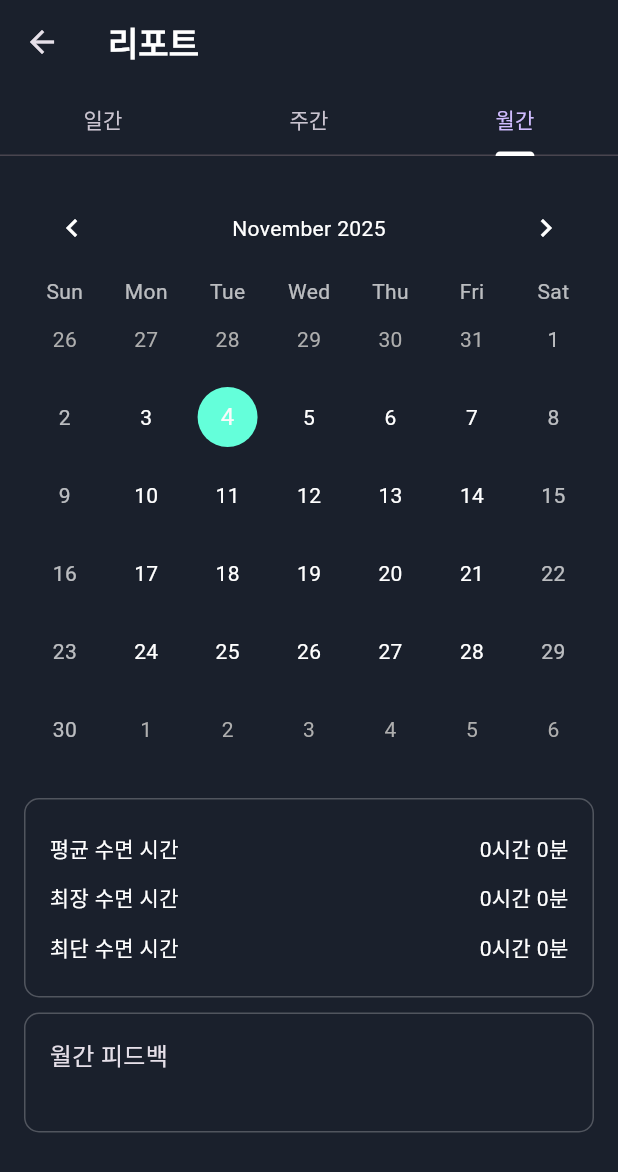
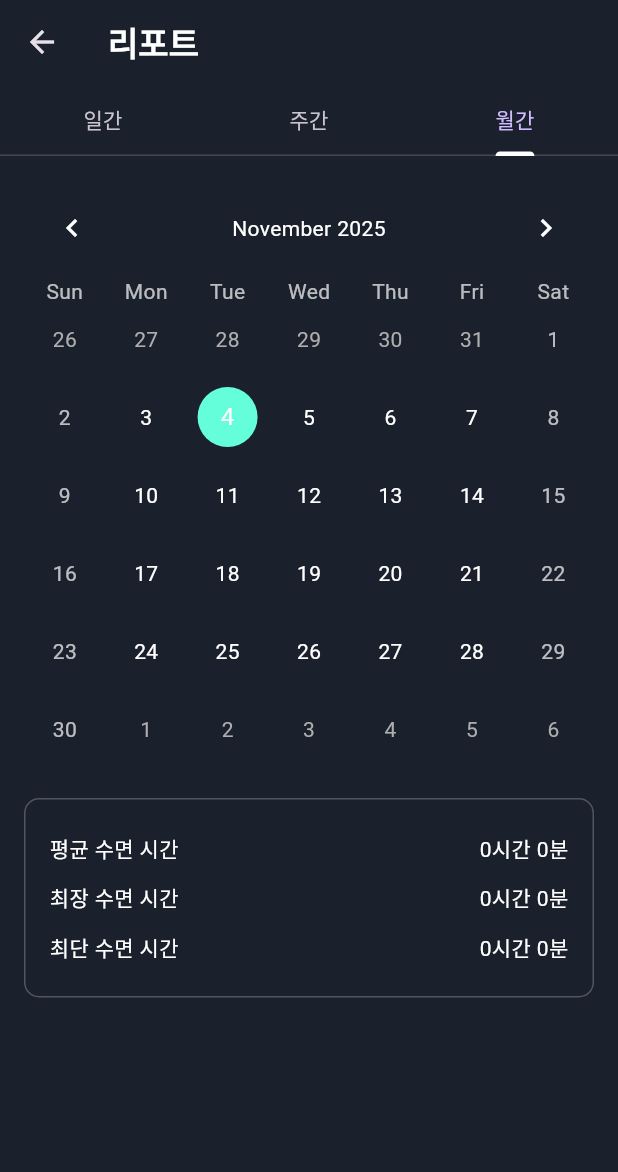
Before and after one commit to yoyohanyy/digital_health_care, a Flutter app: the ReportPage screen opened directly, tab 3 chosen, on a phone screen of 412 x 824 dp. Shown: the top 1172 px of the screen. Run offline on Flutter 3.47's test engine with Material 3 defaults, Android fonts, the light colour scheme and no system bars; drawn by our look-alikes of table_calendar; our stand-ins replace cloud_firestore, firebase_core, fl_chart, percent_indicator, shared_preferences; missing offline and left inert: health, kakao_flutter_sdk, kakao_flutter_sdk_user; accounts and stored records are empty.

Commit message:
월간, 주간 피드백 제거

```diff
--- a/lib/page/reportPage.dart
+++ b/lib/page/reportPage.dart
@@ -566,9 +566,9 @@ class _ReportPageState extends State<ReportPage>
             _infoRow("평균 수면 만족도", "보통"),
           ]),
           const SizedBox(height: 10),
-          _infoCard([
+          /*_infoCard([
             const Text("주간 피드백", style: TextStyle(fontSize: 16)),
-          ], height: 80),
+          ], height: 80),*/
         ],
       ),
     );
@@ -736,9 +736,9 @@ class _ReportPageState extends State<ReportPage>
           ]),
           const SizedBox(height: 10),
           // 월간 피드백 카드
-          _infoCard([
+          /*_infoCard([
             const Text("월간 피드백", style: TextStyle(fontSize: 16)),
-          ], height: 80),
+          ], height: 80),*/
         ],
       ),
     );
```
